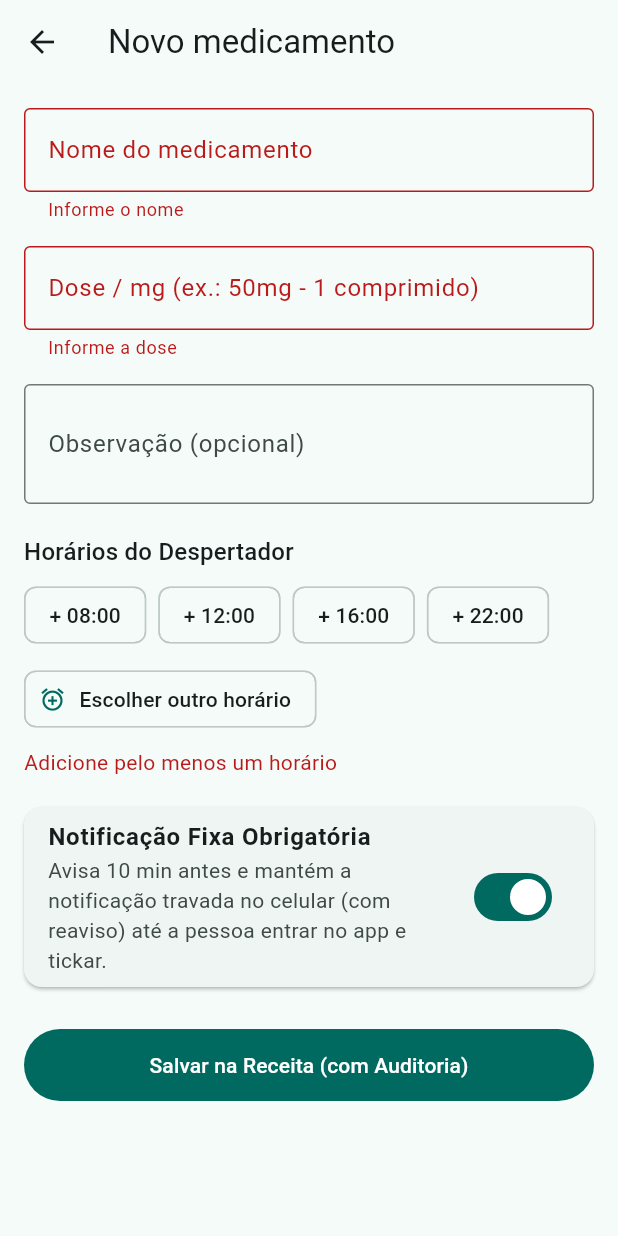
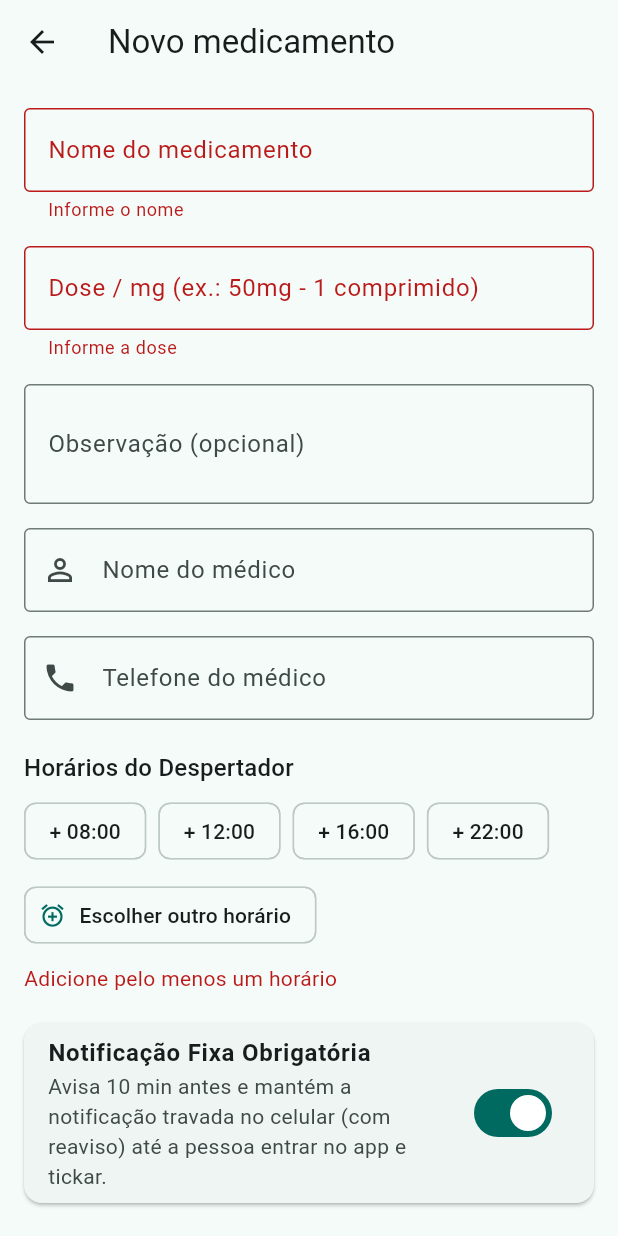
Before and after one commit to Niknagy/aplicativo_med, a Flutter app: the MedicamentoFormScreen screen opened directly, after a tap on "Salvar na Receita (com Auditoria)", on a phone screen of 412 x 824 dp. Run offline on Flutter 3.47's test engine with Material 3 defaults, Android fonts, the phone set to English and light mode, and no system bars; our stand-ins replace flutter_local_notifications, shared_preferences, sqflite; accounts and stored records are empty.

Commit message:
Add files via upload

```diff
--- a/analysis_options.yaml
+++ b/analysis_options.yaml
@@ -13,6 +13,11 @@ analyzer:
   exclude:
     - build/**
     - android/**
+    - ios/**
+    - web/**
+    - windows/**
+    - macos/**
+    - linux/**
 
 linter:
   # The lint rules applied to this project can be customized in the
--- a/lib/models/medicamento.dart
+++ b/lib/models/medicamento.dart
@@ -5,6 +5,8 @@ class Medicamento {
   final List<String> horarios;
   final String observacao;
   final bool notificacaoFixa;
+  final String medico;
+  final String telefoneMedico;
 
   const Medicamento({
     this.id,
@@ -13,6 +15,8 @@ class Medicamento {
     required this.horarios,
     this.observacao = '',
     this.notificacaoFixa = true,
+    this.medico = '',
+    this.telefoneMedico = '',
   });
 
   Map<String, dynamic> toMap() => {
@@ -22,6 +26,8 @@ class Medicamento {
         'horarios': horarios.join(','),
         'observacao': observacao,
         'notificacao_fixa': notificacaoFixa ? 1 : 0,
+        'medico': medico,
+        'telefone_medico': telefoneMedico,
       };
 
   factory Medicamento.fromMap(Map<String, dynamic> m) {
@@ -35,6 +41,8 @@ class Medicamento {
           : textoHorarios.split(',').map((e) => e.trim()).toList(),
       observacao: (m['observacao'] as String?) ?? '',
       notificacaoFixa: ((m['notificacao_fixa'] as int?) ?? 1) == 1,
+      medico: (m['medico'] as String?) ?? '',
+      telefoneMedico: (m['telefone_medico'] as String?) ?? '',
     );
   }
 }
--- a/lib/screens/medicamento_form_screen.dart
+++ b/lib/screens/medicamento_form_screen.dart
@@ -18,6 +18,8 @@ class _MedicamentoFormScreenState extends State<MedicamentoFormScreen> {
   late final TextEditingController _nome;
   late final TextEditingController _dose;
   late final TextEditingController _obs;
+  late final TextEditingController _medico;
+  late final TextEditingController _telefoneMedico;
   late List<String> _horarios;
   late bool _notificacaoFixa;
   bool _erroHorario = false;
@@ -32,6 +34,8 @@ class _MedicamentoFormScreenState extends State<MedicamentoFormScreen> {
     _nome = TextEditingController(text: m?.nome ?? '');
     _dose = TextEditingController(text: m?.dose ?? '');
     _obs = TextEditingController(text: m?.observacao ?? '');
+    _medico = TextEditingController(text: m?.medico ?? '');
+    _telefoneMedico = TextEditingController(text: m?.telefoneMedico ?? '');
     _horarios = [...?m?.horarios];
     _notificacaoFixa = m?.notificacaoFixa ?? true;
   }
@@ -41,6 +45,8 @@ class _MedicamentoFormScreenState extends State<MedicamentoFormScreen> {
     _nome.dispose();
     _dose.dispose();
     _obs.dispose();
+    _medico.dispose();
+    _telefoneMedico.dispose();
     super.dispose();
   }
 
@@ -74,6 +80,8 @@ class _MedicamentoFormScreenState extends State<MedicamentoFormScreen> {
       horarios: _horarios,
       observacao: _obs.text.trim(),
       notificacaoFixa: _notificacaoFixa,
+      medico: _medico.text.trim(),
+      telefoneMedico: _telefoneMedico.text.trim(),
     );
     final db = DatabaseService.instance;
     final admin = AuthService.usuarioAtual;
@@ -128,6 +136,26 @@ class _MedicamentoFormScreenState extends State<MedicamentoFormScreen> {
                 decoration: const InputDecoration(
                     labelText: 'Observação (opcional)',
                     border: OutlineInputBorder()),
+              ),
+              const SizedBox(height: 16),
+              TextFormField(
+                controller: _medico,
+                decoration: const InputDecoration(
+                  labelText: 'Nome do médico',
+                  prefixIcon: Icon(Icons.person_outline),
+                  border: OutlineInputBorder(),
+                ),
+              ),
+              const SizedBox(height: 16),
+              TextFormField(
+                controller: _telefoneMedico,
+                keyboardType: TextInputType.phone,
+                decoration: const InputDecoration(
+                  labelText: 'Telefone do médico',
+                  hintText: '(11) 99999-9999',
+                  prefixIcon: Icon(Icons.phone),
+                  border: OutlineInputBorder(),
+                ),
               ),
               const SizedBox(height: 20),
               Text('Horários do Despertador',
--- a/lib/services/database_service.dart
+++ b/lib/services/database_service.dart
@@ -44,7 +44,9 @@ class DatabaseService {
             dose TEXT NOT NULL,
             horarios TEXT NOT NULL,
             observacao TEXT,
-            notificacao_fixa INTEGER NOT NULL DEFAULT 1
+            notificacao_fixa INTEGER NOT NULL DEFAULT 1,
+            medico TEXT,
+            telefone_medico TEXT
           )''');
         await db.execute('''
           CREATE TABLE registros_dose (
--- a/lib/widgets/dose_tile.dart
+++ b/lib/widgets/dose_tile.dart
@@ -55,6 +55,8 @@ class DoseTile extends StatelessWidget {
         subtitle: Text(
           '${medicamento.dose}'
           '${medicamento.observacao.isNotEmpty ? '\n${medicamento.observacao}' : ''}'
+          '${medicamento.medico.isNotEmpty ? '\nMédico: ${medicamento.medico}' : ''}'
+          '${medicamento.telefoneMedico.isNotEmpty ? '\nTel. Médico: ${medicamento.telefoneMedico}' : ''}'
           '\n${tomado ? '✅ Tomado às ${horaMarcada ?? horario}' : (medicamento.notificacaoFixa ? '🔒 Notificação fixa ativa' : '🕶️ Modo Discreto (Date)')}',
           style: const TextStyle(fontSize: 14),
         ),
--- a/lib/widgets/medicamento_card.dart
+++ b/lib/widgets/medicamento_card.dart
@@ -26,6 +26,9 @@ class MedicamentoCard extends StatelessWidget {
         subtitle: Text(
           '${medicamento.dose}\nHorários: ${medicamento.horarios.join(', ')}'
           '${medicamento.observacao.isNotEmpty ? '\n${medicamento.observacao}' : ''}'
+          '${medicamento.medico.isNotEmpty ? '\nTel. Médico: ${medicamento.medico}' : ''}'
+          '${medicamento.medico.isNotEmpty ? '\nMédico: ${medicamento.medico}' : ''}'
+          '${medicamento.telefoneMedico.isNotEmpty ? '\nTel. Médico: ${medicamento.telefoneMedico}' : ''}'
           '\n${medicamento.notificacaoFixa ? '🔒 Alerta Fixo (não sai até tickar)' : '🕶️ Modo Discreto / Date (pode dispensar)'}',
         ),
         isThreeLine: true,
```
Also changed, not shown: 1 other file.
